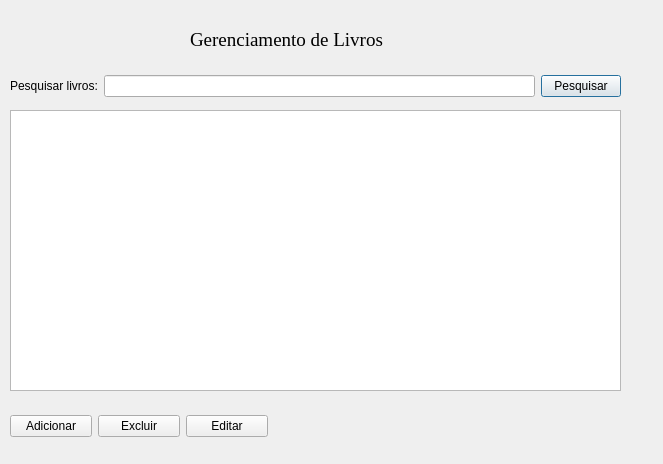
Before: the Qt Designer form Teste-Menu/gerenciamentolivros.ui in MateusRiba/Sistema-de-Biblioteca-CRUD, drawn with Qt 5.
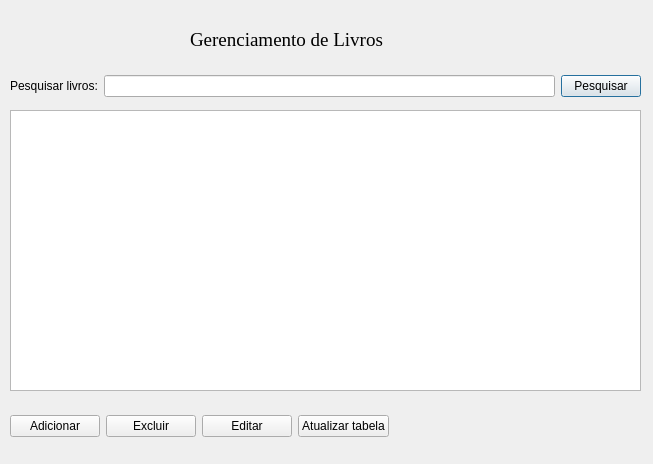
After: the same form once the commit is applied.

What changed in the file:
```diff
--- a/Teste-Menu/gerenciamentolivros.ui
+++ b/Teste-Menu/gerenciamentolivros.ui
@@ -6,7 +6,7 @@
    <rect>
     <x>0</x>
     <y>0</y>
-    <width>663</width>
+    <width>653</width>
     <height>464</height>
    </rect>
   </property>
@@ -18,7 +18,7 @@
     <rect>
      <x>10</x>
      <y>110</y>
-     <width>611</width>
+     <width>631</width>
      <height>281</height>
     </rect>
    </property>
@@ -42,12 +42,12 @@
     <string>Gerenciamento de Livros</string>
    </property>
   </widget>
-  <widget class="QWidget" name="">
+  <widget class="QWidget" name="layoutWidget">
    <property name="geometry">
     <rect>
      <x>10</x>
      <y>70</y>
-     <width>611</width>
+     <width>631</width>
      <height>32</height>
     </rect>
    </property>
@@ -75,12 +75,12 @@
     </item>
    </layout>
   </widget>
-  <widget class="QWidget" name="">
+  <widget class="QWidget" name="layoutWidget">
    <property name="geometry">
     <rect>
      <x>10</x>
      <y>410</y>
-     <width>258</width>
+     <width>379</width>
      <height>33</height>
     </rect>
    </property>
@@ -108,6 +108,13 @@
         </property>
        </widget>
       </item>
+      <item>
+       <widget class="QPushButton" name="pushButton_atualizar">
+        <property name="text">
+         <string>Atualizar tabela</string>
+        </property>
+       </widget>
+      </item>
      </layout>
     </item>
    </layout>
```
